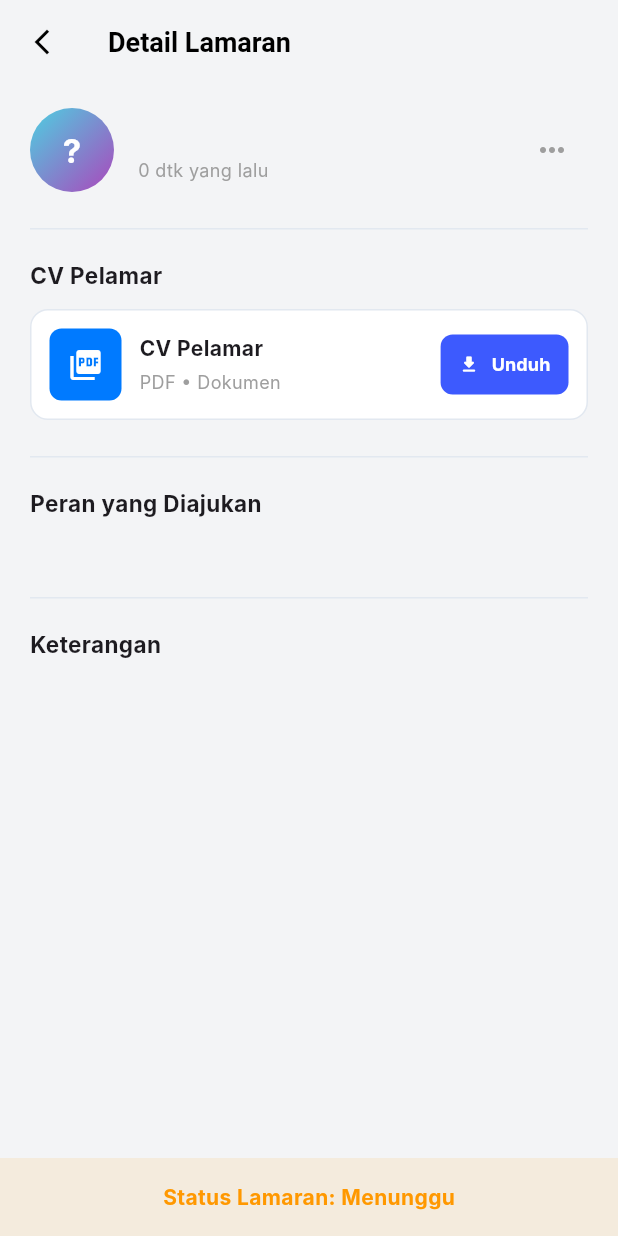
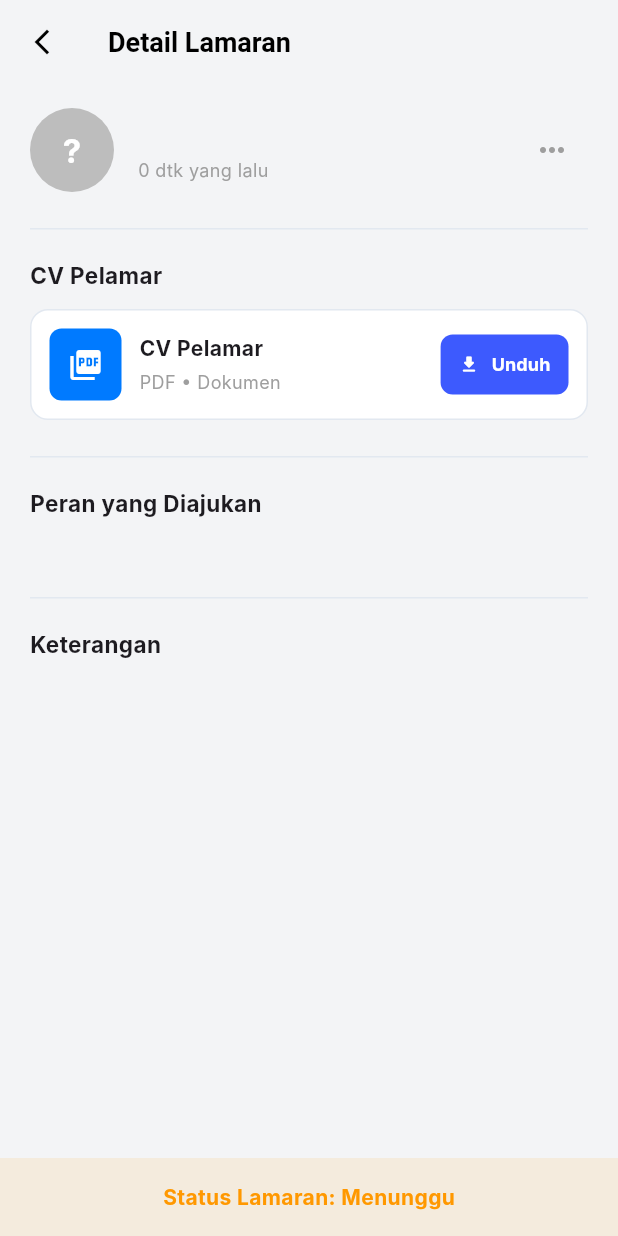
Before and after one commit to Aryaarayya/younifirst-v2, a Flutter app: the DetailLamaranPage screen opened directly with empty values, on a phone screen of 412 x 824 dp. Run offline on Flutter 3.47's test engine with Material 3 defaults, Android fonts, the phone set to English and light mode, and no system bars; our stand-ins replace dotted_border, file_picker, firebase_auth, firebase_core, firebase_database, firebase_messaging and 4 more; accounts and stored records are empty; network calls fail; Roboto replaces fonts that are missing (Inter).

Commit message:
perbaikan lamaran anggota pada fitur team

```diff
--- a/lib/views/team/DetailLamaran_pages.dart
+++ b/lib/views/team/DetailLamaran_pages.dart
@@ -29,7 +29,11 @@ class _DetailLamaranPageState extends State<DetailLamaranPage> {
         app['applicant_name'] ??
         'Pelamar';
     final status = (app['member_status'] ?? app['status'] ?? app['membership_status'] ?? 'pending').toString().toLowerCase();
-    final memberId = app['member_id']?.toString() ?? app['user_id']?.toString() ?? app['id']?.toString() ?? '';
+    final memberId = app['user_id']?.toString() ??
+                     app['member_id']?.toString() ??
+                     (app['user'] is Map ? app['user']['id']?.toString() : null) ??
+                     (app['member'] is Map ? app['member']['user_id']?.toString() : null) ??
+                     (app['member'] is Map ? app['member']['id']?.toString() : null) ?? '';
     final role = app['proposed_role'] ?? app['role'] ?? app['peran'] ?? app['member_role'] ?? app['position'] ?? 'Pelamar';
     final bio = app['description'] ?? app['keterangan'] ?? app['member_description'] ?? app['user']?['bio'] ?? 'Halo! saya tertarik bergabung...';
 
@@ -54,10 +58,11 @@ class _DetailLamaranPageState extends State<DetailLamaranPage> {
         app['photo_url']?.toString() ??
         app['avatar']?.toString() ??
         app['profile_picture']?.toString() ??
-        app['user']?['photo']?.toString() ??
-        app['user']?['photo_url']?.toString() ??
-        app['user']?['avatar']?.toString() ??
-        app['user_avatar']?.toString();
+        app['applicant_photo']?.toString() ??
+        app['user_avatar']?.toString() ??
+        (app['user'] is Map ? (app['user']['photo'] ?? app['user']['photo_url'] ?? app['user']['avatar'] ?? app['user']['profile_picture'])?.toString() : null) ??
+        (app['member'] is Map ? (app['member']['photo'] ?? app['member']['photo_url'] ?? app['member']['avatar'] ?? app['member']['profile_picture'])?.toString() : null) ??
+        (app['applicant'] is Map ? (app['applicant']['photo'] ?? app['applicant']['photo_url'] ?? app['applicant']['avatar'] ?? app['applicant']['profile_picture'])?.toString() : null);
 
     if (photoUrl != null && photoUrl.isNotEmpty && photoUrl != 'null' && !photoUrl.startsWith('http')) {
       final baseDomain = ApiClient.baseUrl.replaceAll('/api', '');
@@ -75,11 +80,7 @@ class _DetailLamaranPageState extends State<DetailLamaranPage> {
       child: Container(
         decoration: BoxDecoration(
           shape: BoxShape.circle,
-          gradient: LinearGradient(
-            colors: [Colors.cyan.shade300, Colors.purple.shade400],
-            begin: Alignment.topLeft,
-            end: Alignment.bottomRight,
-          ),
+          color: Colors.grey.shade400,
         ),
         alignment: Alignment.center,
         child: Text(
```
Also changed, not shown: lib/views/team/GlobalTeamApplications_pages.dart (+17 -17 lines), lib/views/team/TeamApplications_pages.dart (+12 -10 lines).
